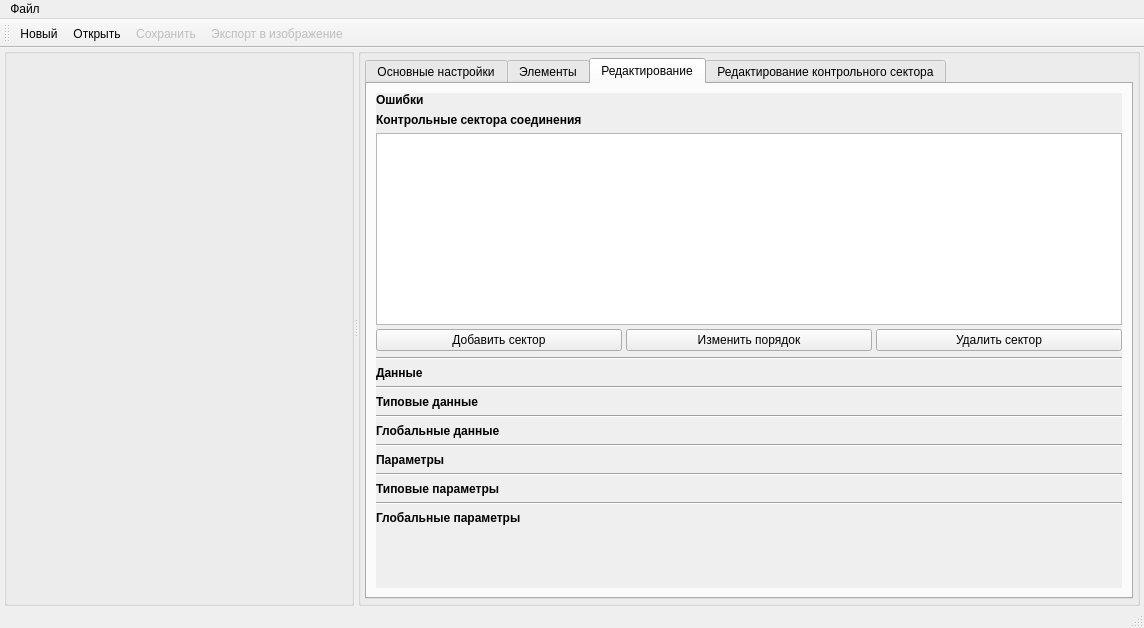
Above: designer/mainwindow.ui from Artemako/net-constructor before the change. Below: the same form after it.
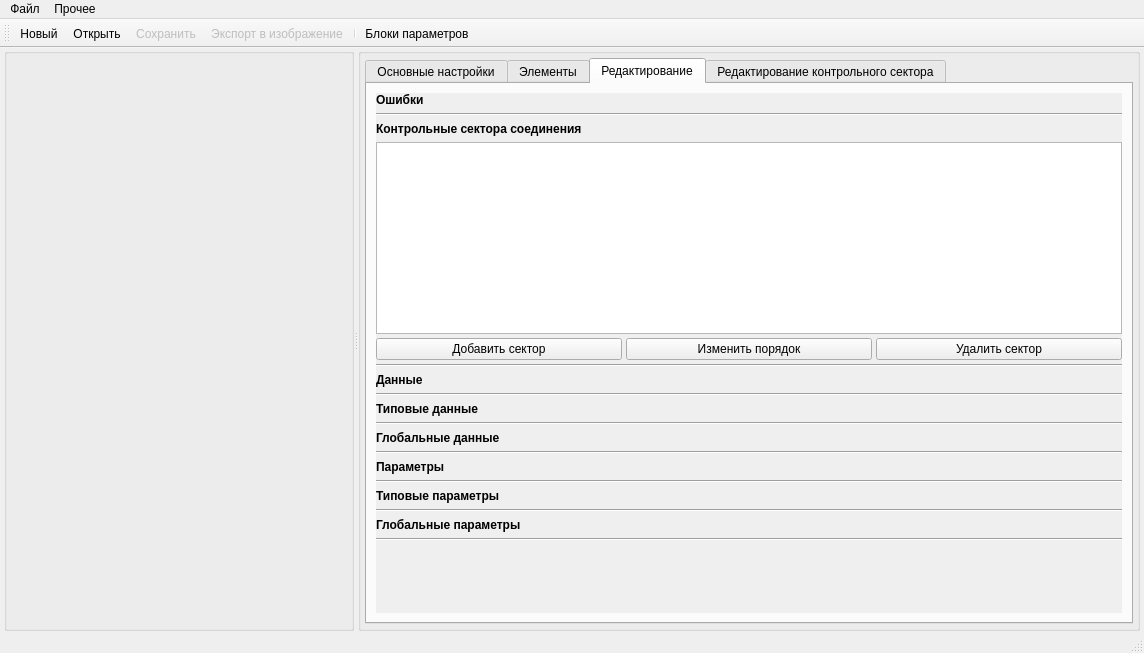
That is the form after the change. The open tabs and pages were chosen to show the change. Icons and pictures are not drawn. Custom widgets are drawn as their Qt base class.

Patch:
```diff
--- a/designer/mainwindow.ui
+++ b/designer/mainwindow.ui
@@ -13,7 +13,7 @@
     <x>0</x>
     <y>0</y>
     <width>1144</width>
-    <height>628</height>
+    <height>653</height>
    </rect>
   </property>
   <property name="sizePolicy">
@@ -382,10 +382,10 @@
                  <x>0</x>
                  <y>0</y>
                  <width>730</width>
-                 <height>556</height>
+                 <height>572</height>
                 </rect>
                </property>
-               <layout class="QVBoxLayout" name="verticalLayout_4" stretch="0,0,0,0,0,0,0,0,0,0,0,0,0,0,0,0,0,0,0,0,0,0,1">
+               <layout class="QVBoxLayout" name="verticalLayout_4" stretch="0,0,0,0,0,0,0,0,0,0,0,0,0,0,0,0,0,0,0,0,0,0,0,1">
                 <property name="spacing">
                  <number>6</number>
                 </property>
@@ -411,6 +411,13 @@
                 <item>
                  <layout class="QVBoxLayout" name="vl_edit_errors"/>
                 </item>
+                <item>
+                 <widget class="Line" name="line_errors">
+                  <property name="orientation">
+                   <enum>Qt::Horizontal</enum>
+                  </property>
+                 </widget>
+                </item>
                 <item>
                  <widget class="QLabel" name="label_control_sectors">
                   <property name="text">
@@ -451,15 +458,15 @@
                     </item>
                    </layout>
                   </item>
+                  <item>
+                   <widget class="Line" name="line_cont_sect">
+                    <property name="orientation">
+                     <enum>Qt::Horizontal</enum>
+                    </property>
+                   </widget>
+                  </item>
                  </layout>
                 </item>
-                <item>
-                 <widget class="Line" name="line_10">
-                  <property name="orientation">
-                   <enum>Qt::Horizontal</enum>
-                  </property>
-                 </widget>
-                </item>
                 <item>
                  <widget class="QLabel" name="label_object_data">
                   <property name="text">
@@ -579,6 +586,13 @@
                   </property>
                  </layout>
                 </item>
+                <item>
+                 <widget class="Line" name="line_global_pars">
+                  <property name="orientation">
+                   <enum>Qt::Horizontal</enum>
+                  </property>
+                 </widget>
+                </item>
                 <item>
                  <spacer name="vertical_spacer">
                   <property name="orientation">
@@ -637,7 +651,14 @@
     <addaction name="separator"/>
     <addaction name="action_export_to_image"/>
    </widget>
+   <widget class="QMenu" name="menu">
+    <property name="title">
+     <string>Прочее</string>
+    </property>
+    <addaction name="action_parameters"/>
+   </widget>
    <addaction name="menu_file"/>
+   <addaction name="menu"/>
   </widget>
   <widget class="QToolBar" name="tb_main">
    <property name="enabled">
@@ -677,6 +698,8 @@
    <addaction name="action_open"/>
    <addaction name="action_save"/>
    <addaction name="action_export_to_image"/>
+   <addaction name="separator"/>
+   <addaction name="action_parameters"/>
   </widget>
   <widget class="QStatusBar" name="status_bar">
    <property name="sizeGripEnabled">
@@ -863,6 +886,18 @@
     <string>Очистка от мусора</string>
    </property>
   </action>
+  <action name="action_parameters">
+   <property name="checkable">
+    <bool>true</bool>
+   </property>
+   <property name="icon">
+    <iconset resource="../resources.qrc">
+     <normaloff>:/white-icons/resources/white-icons/show-properties.svg</normaloff>:/white-icons/resources/white-icons/show-properties.svg</iconset>
+   </property>
+   <property name="text">
+    <string>Блоки параметров</string>
+   </property>
+  </action>
  </widget>
  <customwidgets>
   <customwidget>
```
Left out of the diff: 32 changed lines with no effect on the pictures.
